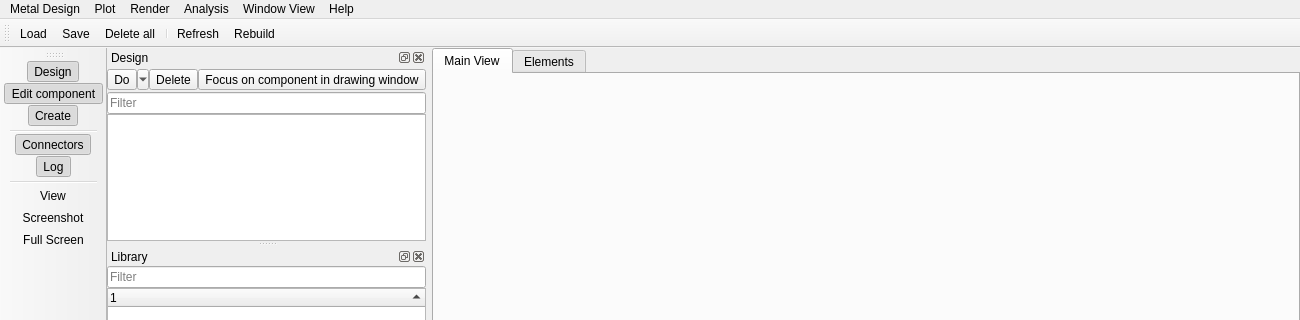
Qt form qiskit_metal/_gui/main_window_ui.ui (qiskit-community/qiskit-metal) before a commit; both pictures show x 0 to 1300 and y 0 to 320 of the 1300 by 900 pixel window.
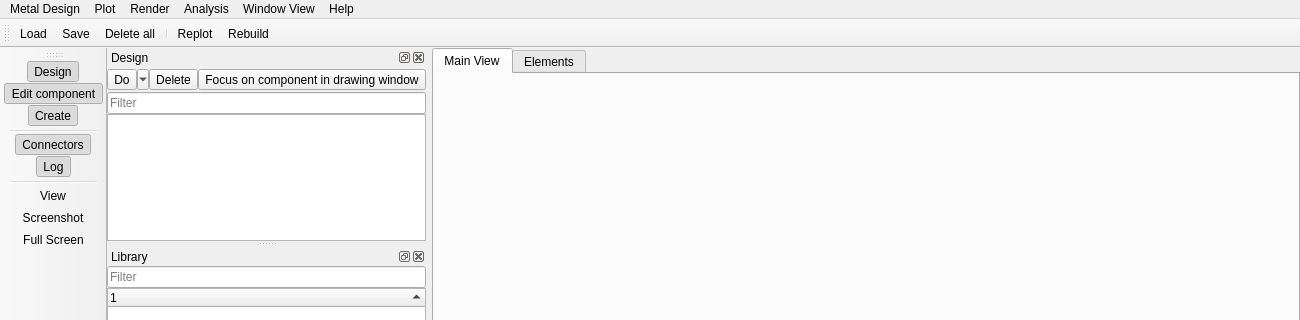
The same form after that commit. Icons and pictures are not drawn. Custom widgets are drawn as their Qt base class.

Diff of the .ui file:
```diff
--- a/qiskit_metal/_gui/main_window_ui.ui
+++ b/qiskit_metal/_gui/main_window_ui.ui
@@ -1012,7 +1012,7 @@
      <normaloff>:/force_refresh</normaloff>:/force_refresh</iconset>
    </property>
    <property name="text">
-    <string>Refresh</string>
+    <string>Replot</string>
    </property>
    <property name="toolTip">
     <string>Force a full refresh of all plots and widgets</string>
```
Left out of the diff: 6 changed lines with no effect on the pictures.
